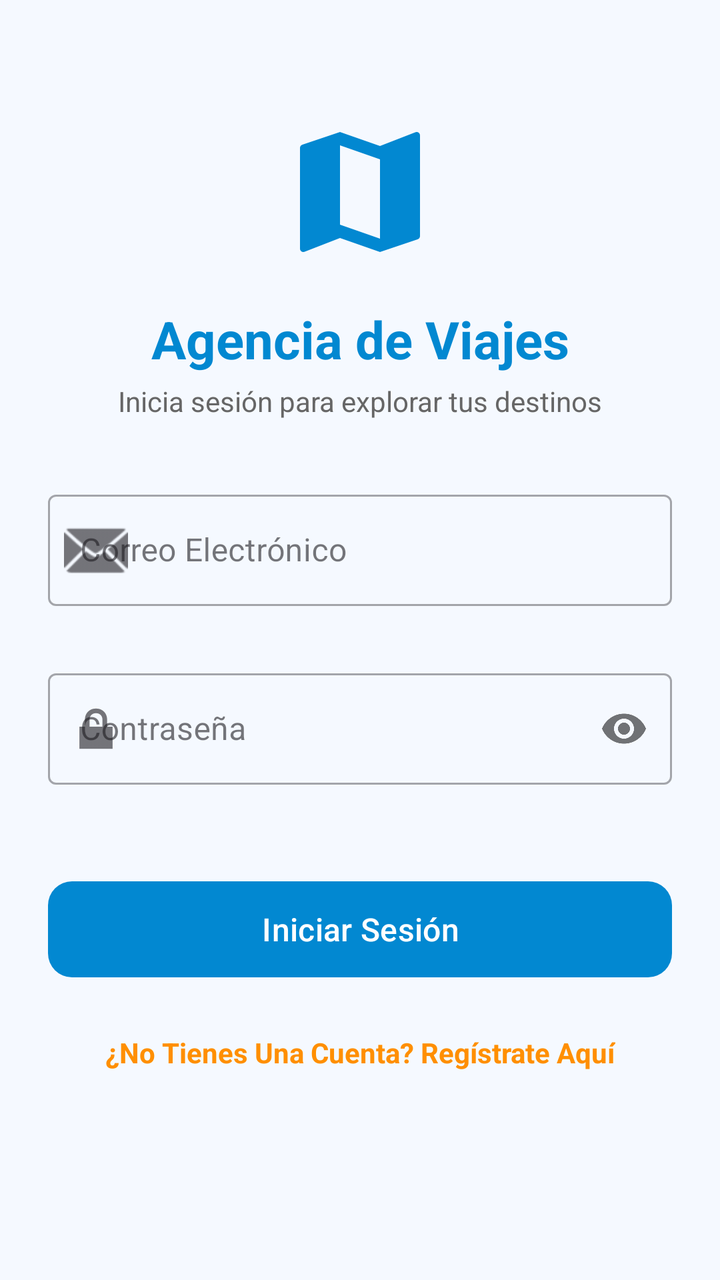
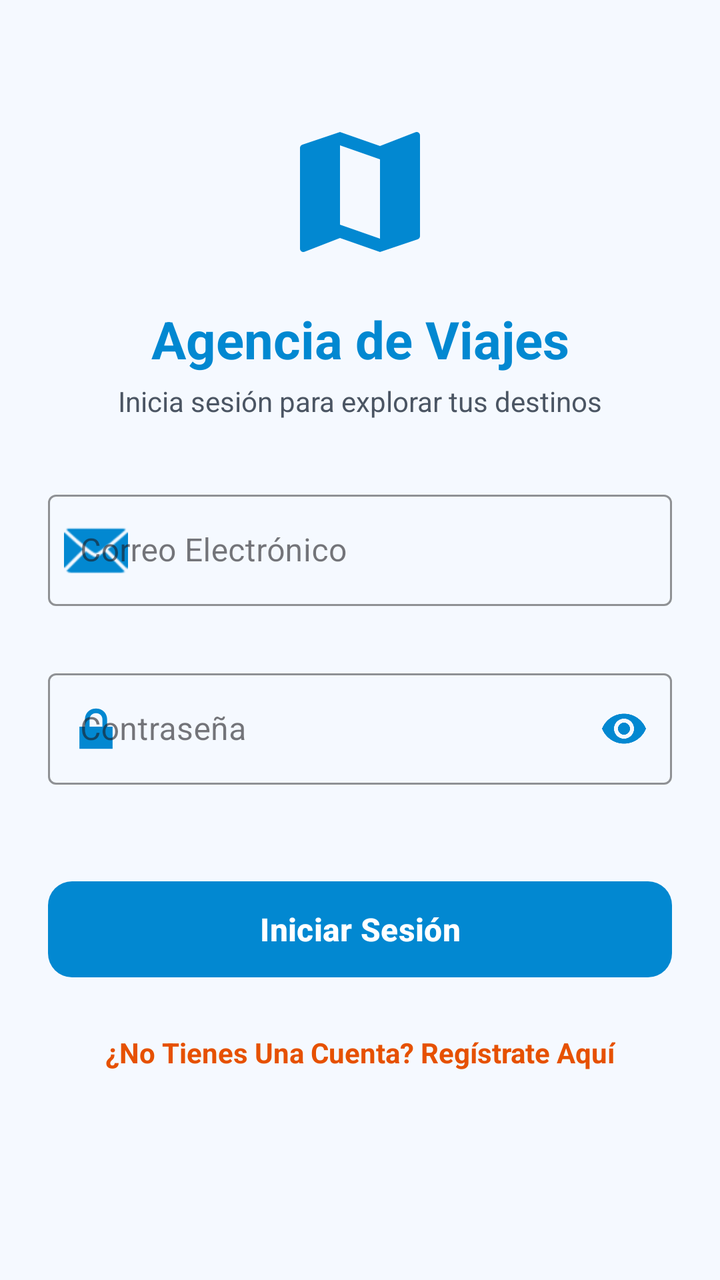

The first picture is an Android layout as it rendered before a commit; the second is the same layout after the commit. The layout source and the unified diff follow.
<!-- AndroidManifest.xml: application theme Theme.Desafio2DSML -->
<!-- res/layout/activity_login.xml -->
<?xml version="1.0" encoding="utf-8"?>
<ScrollView xmlns:android="http://schemas.android.com/apk/res/android"
    xmlns:app="http://schemas.android.com/apk/res-auto"
    xmlns:tools="http://schemas.android.com/tools"
    android:layout_width="match_parent"
    android:layout_height="match_parent"
    android:fillViewport="true"
    android:background="#F5F9FF">

    <androidx.constraintlayout.widget.ConstraintLayout
        android:layout_width="match_parent"
        android:layout_height="wrap_content"
        android:padding="24dp">

        
        <ImageView
            android:id="@+id/ivLogo"
            android:layout_width="80dp"
            android:layout_height="80dp"
            android:layout_marginTop="32dp"
            android:contentDescription="Logo Agencia de Viajes"
            app:srcCompat="@drawable/ic_map"
            app:tint="#0288D1"
            app:layout_constraintEnd_toEndOf="parent"
            app:layout_constraintStart_toStartOf="parent"
            app:layout_constraintTop_toTopOf="parent" />

        <TextView
            android:id="@+id/tvTitle"
            android:layout_width="wrap_content"
            android:layout_height="wrap_content"
            android:layout_marginTop="16dp"
            android:text="Agencia de Viajes"
            android:textColor="#0288D1"
            android:textSize="26sp"
            android:textStyle="bold"
            app:layout_constraintEnd_toEndOf="parent"
            app:layout_constraintStart_toStartOf="parent"
            app:layout_constraintTop_toBottomOf="@id/ivLogo" />

        <TextView
            android:id="@+id/tvSubtitle"
            android:layout_width="wrap_content"
            android:layout_height="wrap_content"
            android:layout_marginTop="4dp"
            android:text="Inicia sesión para explorar tus destinos"
            android:textColor="#666666"
            android:textSize="14sp"
            app:layout_constraintEnd_toEndOf="parent"
            app:layout_constraintStart_toStartOf="parent"
            app:layout_constraintTop_toBottomOf="@id/tvTitle" />

        
        <com.google.android.material.textfield.TextInputLayout
            android:id="@+id/tilEmail"
            style="@style/Widget.MaterialComponents.TextInputLayout.OutlinedBox"
            android:layout_width="0dp"
            android:layout_height="wrap_content"
            android:layout_marginTop="32dp"
            android:hint="Correo Electrónico"
            app:errorEnabled="true"
            app:startIconDrawable="@android:drawable/ic_dialog_email"
            app:layout_constraintEnd_toEndOf="parent"
            app:layout_constraintStart_toStartOf="parent"
            app:layout_constraintTop_toBottomOf="@id/tvSubtitle">

            <com.google.android.material.textfield.TextInputEditText
                android:id="@+id/etEmail"
                android:layout_width="match_parent"
                android:layout_height="wrap_content"
                android:inputType="textEmailAddress"
                android:maxLines="1" />
        </com.google.android.material.textfield.TextInputLayout>

        
        <com.google.android.material.textfield.TextInputLayout
            android:id="@+id/tilPassword"
            style="@style/Widget.MaterialComponents.TextInputLayout.OutlinedBox"
            android:layout_width="0dp"
            android:layout_height="wrap_content"
            android:layout_marginTop="8dp"
            android:hint="Contraseña"
            app:errorEnabled="true"
            app:passwordToggleEnabled="true"
            app:startIconDrawable="@android:drawable/ic_lock_lock"
            app:layout_constraintEnd_toEndOf="parent"
            app:layout_constraintStart_toStartOf="parent"
            app:layout_constraintTop_toBottomOf="@id/tilEmail">

            <com.google.android.material.textfield.TextInputEditText
                android:id="@+id/etPassword"
                android:layout_width="match_parent"
                android:layout_height="wrap_content"
                android:inputType="textPassword"
                android:maxLines="1" />
        </com.google.android.material.textfield.TextInputLayout>

        
        <com.google.android.material.button.MaterialButton
            android:id="@+id/btnLogin"
            android:layout_width="0dp"
            android:layout_height="56dp"
            android:layout_marginTop="24dp"
            android:text="Iniciar Sesión"
            android:textAllCaps="false"
            android:textSize="16sp"
            app:backgroundTint="#0288D1"
            app:cornerRadius="12dp"
            app:layout_constraintEnd_toEndOf="parent"
            app:layout_constraintStart_toStartOf="parent"
            app:layout_constraintTop_toBottomOf="@id/tilPassword" />

        
        <TextView
            android:id="@+id/tvRegisterLink"
            android:layout_width="wrap_content"
            android:layout_height="wrap_content"
            android:layout_marginTop="24dp"
            android:text="¿No Tienes Una Cuenta? Regístrate Aquí"
            android:textColor="#FF8F00"
            android:textSize="14sp"
            android:textStyle="bold"
            app:layout_constraintEnd_toEndOf="parent"
            app:layout_constraintStart_toStartOf="parent"
            app:layout_constraintTop_toBottomOf="@id/btnLogin" />

    </androidx.constraintlayout.widget.ConstraintLayout>
</ScrollView>
<!-- resources referenced by this layout -->
<resources>
  <!-- drawable ic_map (drawable) -->
  <vector xmlns:android="http://schemas.android.com/apk/res/android" android:height="24dp" android:tint="#0288D1" android:viewportHeight="24" android:viewportWidth="24" android:width="24dp">
        
      <path android:fillColor="@android:color/white" android:pathData="M20.5,3l-0.16,0.03L15,5.1 9,3 3.36,4.9c-0.21,0.07 -0.36,0.25 -0.36,0.48V20.5c0,0.28 0.22,0.5 0.5,0.5l0.16,-0.03L9,18.9l6,2.1 5.64,-1.9c0.21,-0.07 0.36,-0.25 0.36,-0.48V3.5c0,-0.28 -0.22,-0.5 -0.5,-0.5zM15,19l-6,-2.11V5l6,2.11V19z"/>
      
  </vector>
  <style name="Theme.Desafio2DSML" parent="Base.Theme.Desafio2DSML" />
  <style name="Base.Theme.Desafio2DSML" parent="Theme.Material3.DayNight.NoActionBar">
          
          
      </style>
</resources>

<!-- the commit's change to res/layout/activity_login.xml (unified diff, before → after) -->
@@ -44,7 +44,7 @@
             android:layout_height="wrap_content"
             android:layout_marginTop="4dp"
             android:text="Inicia sesión para explorar tus destinos"
-            android:textColor="#666666"
+            android:textColor="#4B5563"
             android:textSize="14sp"
             app:layout_constraintEnd_toEndOf="parent"
             app:layout_constraintStart_toStartOf="parent"
@@ -58,6 +58,9 @@
             android:layout_height="wrap_content"
             android:layout_marginTop="32dp"
             android:hint="Correo Electrónico"
+            app:boxStrokeColor="#0288D1"
+            app:hintTextColor="#0288D1"
+            app:startIconTint="#0288D1"
             app:errorEnabled="true"
             app:startIconDrawable="@android:drawable/ic_dialog_email"
             app:layout_constraintEnd_toEndOf="parent"
@@ -69,7 +72,9 @@
                 android:layout_width="match_parent"
                 android:layout_height="wrap_content"
                 android:inputType="textEmailAddress"
-                android:maxLines="1" />
+                android:maxLines="1"
+                android:textColor="#111827"
+                android:textColorHint="#6B7280" />
         </com.google.android.material.textfield.TextInputLayout>
 
         
@@ -80,6 +85,10 @@
             android:layout_height="wrap_content"
             android:layout_marginTop="8dp"
             android:hint="Contraseña"
+            app:boxStrokeColor="#0288D1"
+            app:hintTextColor="#0288D1"
+            app:startIconTint="#0288D1"
+            app:passwordToggleTint="#0288D1"
             app:errorEnabled="true"
             app:passwordToggleEnabled="true"
             app:startIconDrawable="@android:drawable/ic_lock_lock"
@@ -92,7 +101,9 @@
                 android:layout_width="match_parent"
                 android:layout_height="wrap_content"
                 android:inputType="textPassword"
-                android:maxLines="1" />
+                android:maxLines="1"
+                android:textColor="#111827"
+                android:textColorHint="#6B7280" />
         </com.google.android.material.textfield.TextInputLayout>
 
         
@@ -103,7 +114,9 @@
             android:layout_marginTop="24dp"
             android:text="Iniciar Sesión"
             android:textAllCaps="false"
+            android:textColor="#FFFFFF"
             android:textSize="16sp"
+            android:textStyle="bold"
             app:backgroundTint="#0288D1"
             app:cornerRadius="12dp"
             app:layout_constraintEnd_toEndOf="parent"
@@ -117,7 +130,7 @@
             android:layout_height="wrap_content"
             android:layout_marginTop="24dp"
             android:text="¿No Tienes Una Cuenta? Regístrate Aquí"
-            android:textColor="#FF8F00"
+            android:textColor="#E65100"
             android:textSize="14sp"
             android:textStyle="bold"
             app:layout_constraintEnd_toEndOf="parent"
